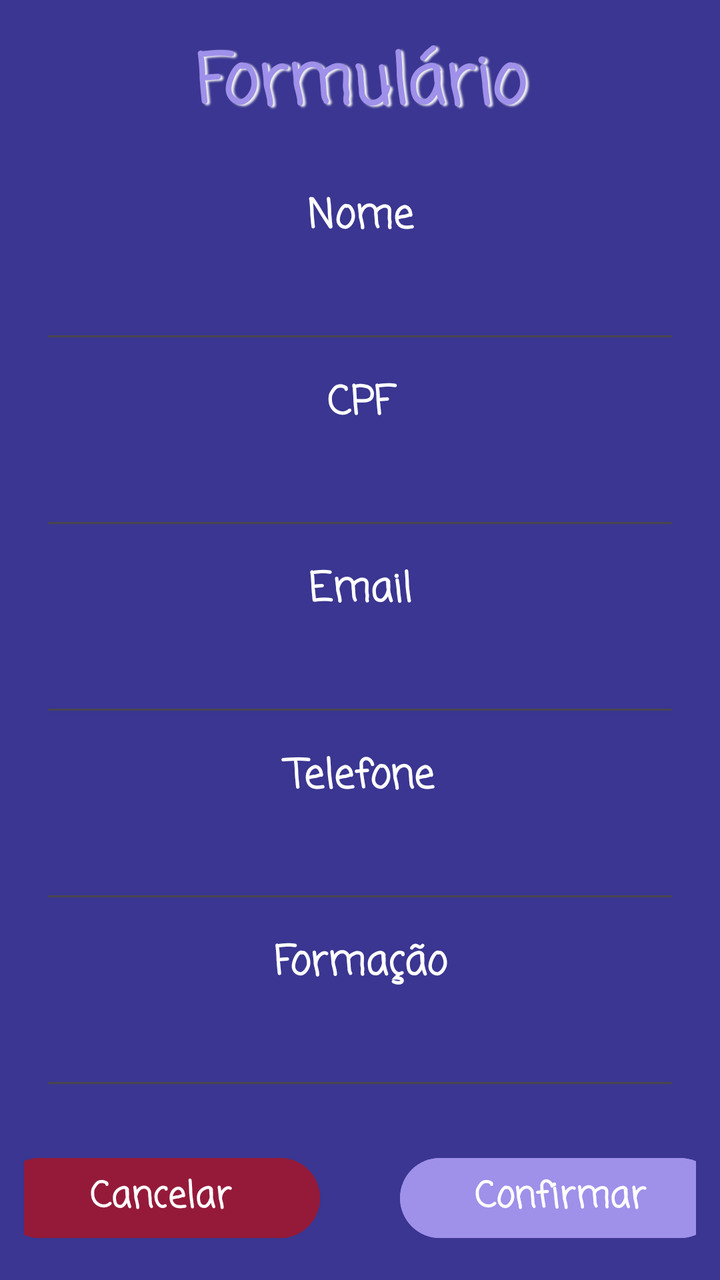
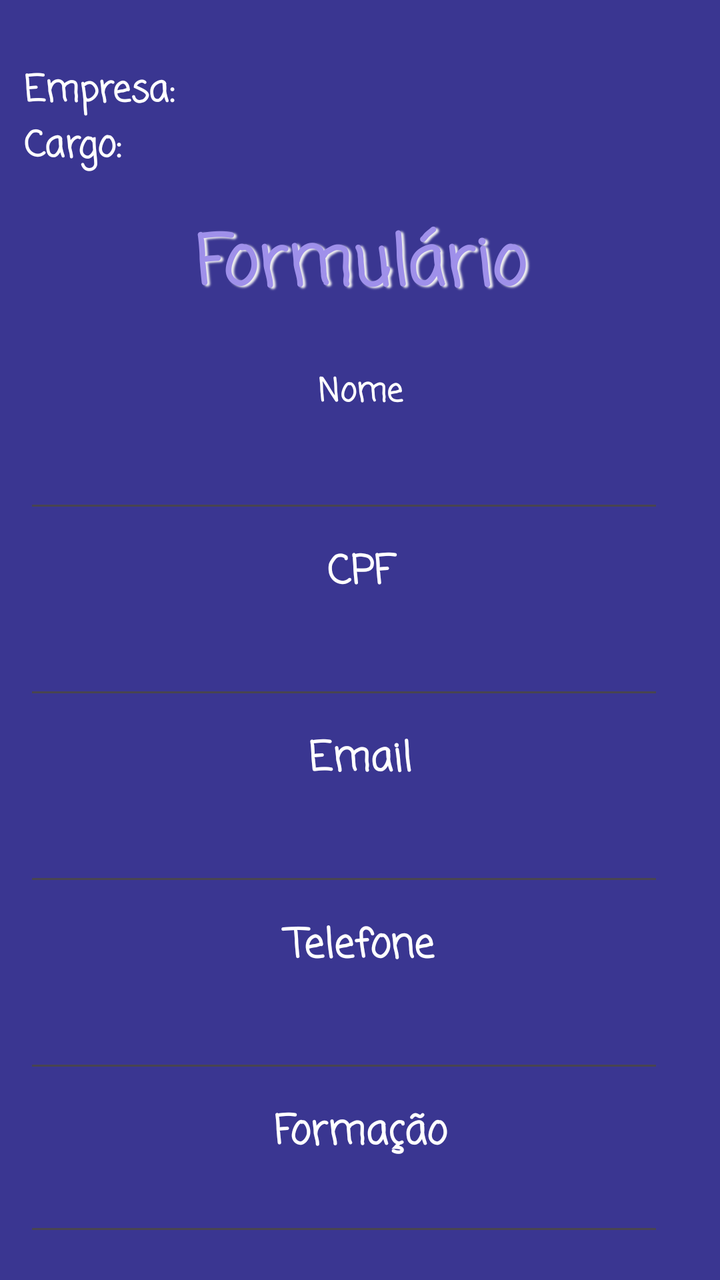

Compare the two renders of this Android layout. The source of the first and the diff that turns it into the second are given below.
<!-- AndroidManifest.xml: application theme Theme.VagasOnlineMobile -->
<!-- res/layout/fragment_cadastrar.xml -->
<?xml version="1.0" encoding="utf-8"?>
<LinearLayout xmlns:android="http://schemas.android.com/apk/res/android"
    xmlns:app="http://schemas.android.com/apk/res-auto"
    xmlns:tools="http://schemas.android.com/tools"
    android:layout_width="match_parent"
    android:layout_height="match_parent"
    android:background="#3A3691"
    android:gravity="center"
    android:orientation="vertical"
    android:padding="12dp"
    tools:context=".CadastrarFragment">

    

    <TextView
        android:id="@+id/textView7"
        android:layout_width="match_parent"
        android:layout_height="wrap_content"
        android:layout_marginBottom="20dp"
        android:fontFamily="casual"
        android:gravity="center"
        android:shadowColor="#F0F0F0"
        android:shadowDx="4"
        android:shadowDy="2"
        android:shadowRadius="2"
        android:text="Formulário"
        android:textColor="#9f90ea"
        android:textSize="34dp"
        android:textStyle="bold" />

    <TextView
        android:id="@+id/textView"
        android:layout_width="match_parent"
        android:layout_height="wrap_content"
        android:layout_marginTop="5dp"
        android:layout_marginBottom="5dp"
        android:fontFamily="casual"
        android:text="Nome"
        android:textAlignment="center"
        android:textColor="@color/white"
        android:textSize="20sp"
        android:textStyle="bold" />

    <EditText
        android:id="@+id/etNome"
        android:layout_width="320dp"
        android:layout_height="wrap_content"
        android:layout_marginBottom="5dp"
        android:ems="10"
        android:fontFamily="casual"
        android:inputType="text"
        android:textAlignment="center"
        android:textColor="@color/white"
        android:textSize="20sp" />

    <TextView
        android:id="@+id/textView2"
        android:layout_width="match_parent"
        android:layout_height="wrap_content"
        android:layout_marginTop="5dp"
        android:layout_marginBottom="5dp"
        android:fontFamily="casual"
        android:text="CPF"
        android:textAlignment="center"
        android:textColor="@color/white"
        android:textSize="20sp"
        android:textStyle="bold" />

    <EditText
        android:id="@+id/etCpf"
        android:layout_width="320dp"
        android:layout_height="wrap_content"
        android:layout_marginBottom="5dp"
        android:ems="10"
        android:fontFamily="casual"
        android:inputType="text"
        android:textAlignment="center"
        android:textColor="@color/white"
        android:textSize="20sp" />

    <TextView
        android:id="@+id/textView4"
        android:layout_width="match_parent"
        android:layout_height="wrap_content"
        android:layout_marginTop="5dp"
        android:layout_marginBottom="5dp"
        android:fontFamily="casual"
        android:text="Email"
        android:textAlignment="center"
        android:textColor="@color/white"
        android:textSize="20sp"
        android:textStyle="bold" />

    <EditText
        android:id="@+id/etEmail"
        android:layout_width="320dp"
        android:layout_height="wrap_content"
        android:layout_marginBottom="5dp"
        android:ems="10"
        android:fontFamily="casual"
        android:inputType="text"
        android:textAlignment="center"
        android:textColor="@color/white"
        android:textSize="20sp" />

    <TextView
        android:id="@+id/textView5"
        android:layout_width="match_parent"
        android:layout_height="wrap_content"
        android:layout_marginTop="5dp"
        android:layout_marginBottom="5dp"
        android:fontFamily="casual"
        android:text="Telefone"
        android:textAlignment="center"
        android:textColor="@color/white"
        android:textSize="20sp"
        android:textStyle="bold" />

    <EditText
        android:id="@+id/etTelefone"
        android:layout_width="320dp"
        android:layout_height="wrap_content"
        android:layout_marginBottom="5dp"
        android:ems="10"
        android:fontFamily="casual"
        android:inputType="text"
        android:textAlignment="center"
        android:textColor="@color/white"
        android:textSize="20sp" />

    <TextView
        android:id="@+id/textView6"
        android:layout_width="match_parent"
        android:layout_height="wrap_content"
        android:layout_marginTop="5dp"
        android:layout_marginBottom="5dp"
        android:fontFamily="casual"
        android:text="Formação"
        android:textAlignment="center"
        android:textColor="@color/white"
        android:textSize="20sp"
        android:textStyle="bold" />

    <EditText
        android:id="@+id/etFormacao"
        android:layout_width="320dp"
        android:layout_height="wrap_content"
        android:layout_marginBottom="5dp"
        android:ems="10"
        android:fontFamily="casual"
        android:inputType="text"
        android:textAlignment="center"
        android:textColor="@color/white"
        android:textSize="20sp" />

    <LinearLayout
        android:layout_width="wrap_content"
        android:layout_height="wrap_content"
        android:layout_marginTop="20dp"
        android:gravity="center"
        android:orientation="horizontal">

        <Button
            android:id="@+id/btCancelar"
            android:layout_width="160dp"
            android:layout_height="wrap_content"
            android:layout_marginLeft="20dp"
            android:layout_marginRight="20dp"
            android:backgroundTint="#951A39"
            android:fontFamily="casual"
            android:text="Cancelar"
            android:textSize="18sp"
            android:textStyle="bold" />

        <Button
            android:id="@+id/btConfirmar"
            android:layout_width="160dp"
            android:layout_height="wrap_content"
            android:layout_marginLeft="20dp"
            android:layout_marginRight="20dp"
            android:backgroundTint="#9f90ea"
            android:fontFamily="casual"
            android:text="Confirmar"
            android:textSize="18sp"
            android:textStyle="bold" />
    </LinearLayout>

</LinearLayout>
<!-- resources referenced by this layout -->
<resources>
  <color name="white">#FFFFFFFF</color>
  <style name="Theme.VagasOnlineMobile" parent="Base.Theme.VagasOnlineMobile" />
  <style name="Base.Theme.VagasOnlineMobile" parent="Theme.Material3.DayNight.NoActionBar">
          
          
      </style>
</resources>

<!-- the commit's change to res/layout/fragment_cadastrar.xml (unified diff, before → after) -->
@@ -5,12 +5,71 @@
     android:layout_width="match_parent"
     android:layout_height="match_parent"
     android:background="#3A3691"
-    android:gravity="center"
     android:orientation="vertical"
     android:padding="12dp"
     tools:context=".CadastrarFragment">
 
     
+
+    <LinearLayout
+        android:layout_width="wrap_content"
+        android:layout_height="wrap_content"
+        android:layout_gravity="start"
+        android:layout_marginTop="20dp"
+        android:gravity="start"
+        android:orientation="horizontal">
+
+        <TextView
+            android:id="@+id/textView9"
+            android:layout_width="match_parent"
+            android:layout_height="match_parent"
+            android:fontFamily="casual"
+            android:text="Empresa:"
+            android:textAlignment="center"
+            android:textColor="@color/white"
+            android:textSize="18sp"
+            android:textStyle="bold" />
+
+        <TextView
+            android:id="@+id/tfNomeFantasia"
+            android:layout_width="match_parent"
+            android:layout_height="wrap_content"
+            android:layout_marginLeft="25dp"
+            android:fontFamily="casual"
+            android:textAlignment="textStart"
+            android:textColor="@color/white"
+            android:textSize="18sp" />
+    </LinearLayout>
+
+    <LinearLayout
+        android:layout_width="wrap_content"
+        android:layout_height="wrap_content"
+        android:layout_gravity="start"
+        android:layout_marginBottom="20dp"
+        android:gravity="start"
+        android:orientation="horizontal">
+
+        <TextView
+            android:id="@+id/textView9"
+            android:layout_width="match_parent"
+            android:layout_height="wrap_content"
+            android:fontFamily="casual"
+            android:text="Cargo:"
+            android:textAlignment="center"
+            android:textColor="@color/white"
+            android:textSize="18sp"
+            android:textStyle="bold" />
+
+        <TextView
+            android:id="@+id/tfCargo"
+            android:layout_width="match_parent"
+            android:layout_height="wrap_content"
+            android:layout_marginLeft="25dp"
+            android:fontFamily="casual"
+            android:textAlignment="textStart"
+            android:textColor="@color/white"
+            android:textSize="18sp" />
+    </LinearLayout>
 
     <TextView
         android:id="@+id/textView7"
@@ -38,7 +97,7 @@
         android:text="Nome"
         android:textAlignment="center"
         android:textColor="@color/white"
-        android:textSize="20sp"
+        android:textSize="16sp"
         android:textStyle="bold" />
 
     <EditText
